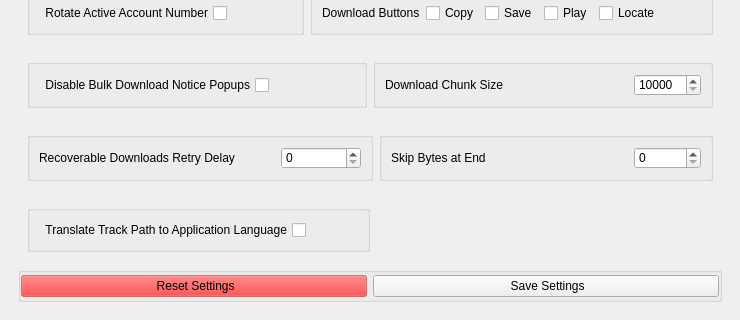
Above: src/onthespot/gui/qtui/main.ui from moddroid94/onthespot before the change; both pictures show x 0 to 740 and y 282 to 602 of the 740 by 602 pixel window. Below: the same form after it.
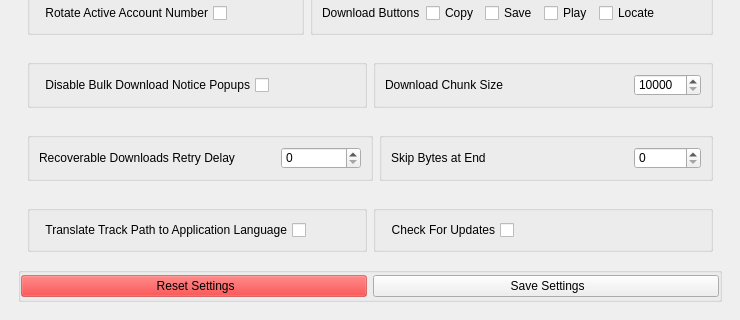
That is the form after the change. The open tabs and pages were chosen to show the change. Icons and pictures are not drawn.

The edit to the form file:
```diff
--- a/src/onthespot/gui/qtui/main.ui
+++ b/src/onthespot/gui/qtui/main.ui
@@ -1594,7 +1594,26 @@
                </widget>
               </item>
               <item>
-               <spacer name="horizontalSpacer_40">
+               <widget class="QGroupBox" name="group_playlist_cfg_m3u_7">
+                <property name="title">
+                 <string/>
+                </property>
+                <layout class="QHBoxLayout" name="horizontalLayout_80">
+                 <item>
+                  <widget class="QCheckBox" name="inp_check_for_updates">
+                   <property name="toolTip">
+                    <string>&lt;html&gt;&lt;head/&gt;&lt;body&gt;&lt;p&gt;A premium account is required to download lyrics&lt;/p&gt;&lt;/body&gt;&lt;/html&gt;</string>
+                   </property>
+                   <property name="layoutDirection">
+                    <enum>Qt::RightToLeft</enum>
+                   </property>
+                   <property name="text">
+                    <string>Check For Updates</string>
+                   </property>
+                  </widget>
+                 </item>
+                 <item>
+                  <spacer name="horizontalSpacer_6">
                 <property name="orientation">
                  <enum>Qt::Horizontal</enum>
                 </property>
@@ -1605,6 +1624,9 @@
                  </size>
                 </property>
                </spacer>
+                 </item>
+                </layout>
+               </widget>
               </item>
              </layout>
             </widget>
```
Left out of the diff: 2 changed lines with no effect on the pictures. Lines whose indentation alone changed are shown as unchanged.
